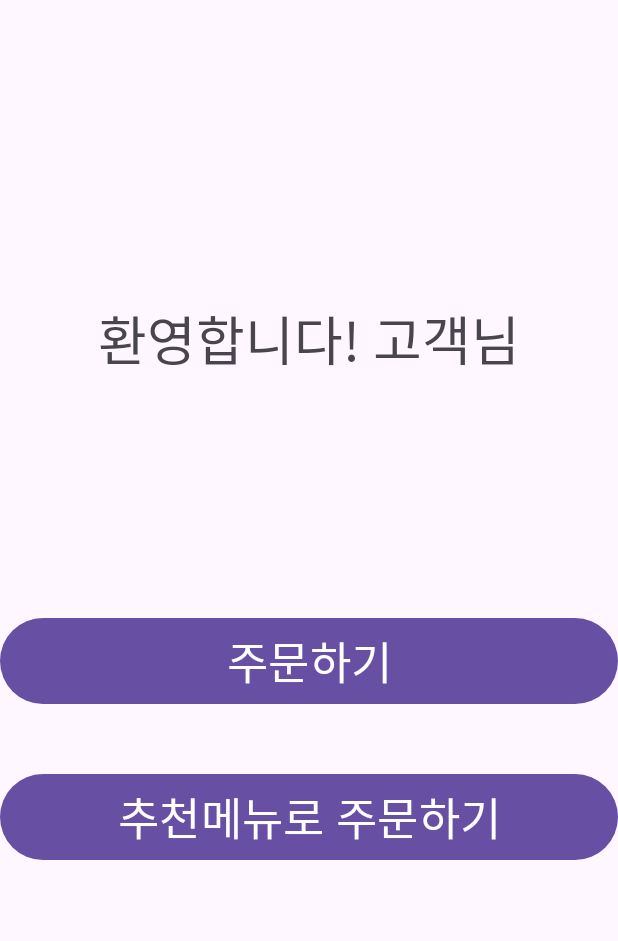
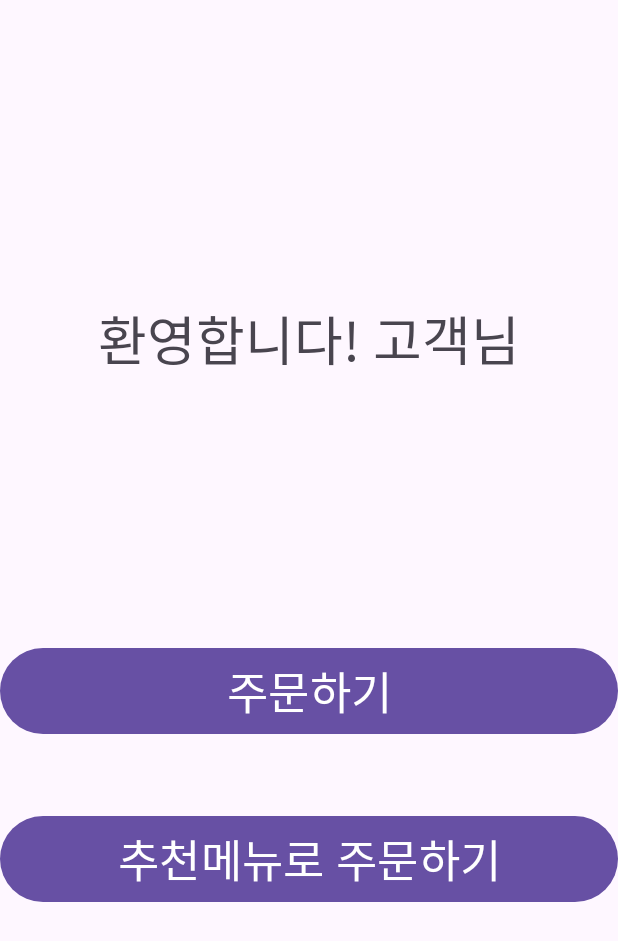
Before and after one commit to dntfndjnh/cam_3, an Android app: the screen it shows after launch (MainActivity), on a phone screen of 412 x 824 dp. Shown: the top 941 px of the screen. Run offline under Robolectric (Android 15) with nearby library versions, the phone set to English and light mode, and no system bars.

```diff
--- a/CameraActivty-master/app/src/main/java/com/example/re_2/CameraActivity.java
+++ b/CameraActivty-master/app/src/main/java/com/example/re_2/CameraActivity.java
@@ -271,12 +271,7 @@ public class CameraActivity extends AppCompatActivity {
             Toast.makeText(this, "load failed", Toast.LENGTH_SHORT).show();
         }
 
-        //불러오고 이미지 삭제 내가 추가함
-        String filename = "pic" + ".jpg";
 
-        File file = new File(storageDir, filename);
-        boolean deleted = file.delete();
-        //
     }
 
     @Override
--- a/CameraActivty-master/app/src/main/res/layout/activity_main.xml
+++ b/CameraActivty-master/app/src/main/res/layout/activity_main.xml
@@ -23,7 +23,7 @@
         android:id="@+id/btn1"
         android:layout_width="0dp"
         android:layout_height="wrap_content"
-        android:layout_marginTop="512dp"
+        android:layout_marginTop="540dp"
         android:text="추천메뉴로 주문하기"
         android:textSize="30sp"
         app:layout_constraintEnd_toEndOf="parent"
@@ -35,11 +35,11 @@
         android:id="@+id/btn2"
         android:layout_width="0dp"
         android:layout_height="wrap_content"
-        android:layout_marginTop="408dp"
+        android:layout_marginTop="428dp"
         android:text="주문하기"
         android:textSize="30sp"
         app:layout_constraintEnd_toEndOf="parent"
-        app:layout_constraintHorizontal_bias="1.0"
+        app:layout_constraintHorizontal_bias="0.0"
         app:layout_constraintStart_toStartOf="parent"
         app:layout_constraintTop_toTopOf="parent" />
 
```
Also changed, not shown: CameraActivty-master/app/src/main/java/com/example/re_2/MenuActivity.java (+7 -0 lines), CameraActivty-master/app/src/main/res/layout/activity_camera.xml (+7 -4 lines).
